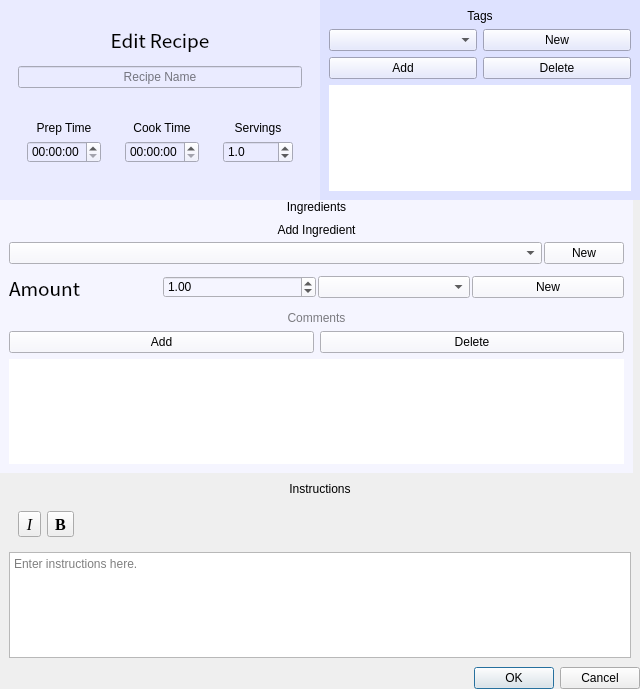
Above: gui/newrecipedialog.ui from andrewlalis/RecipeDB before the change. Below: the same form after it.
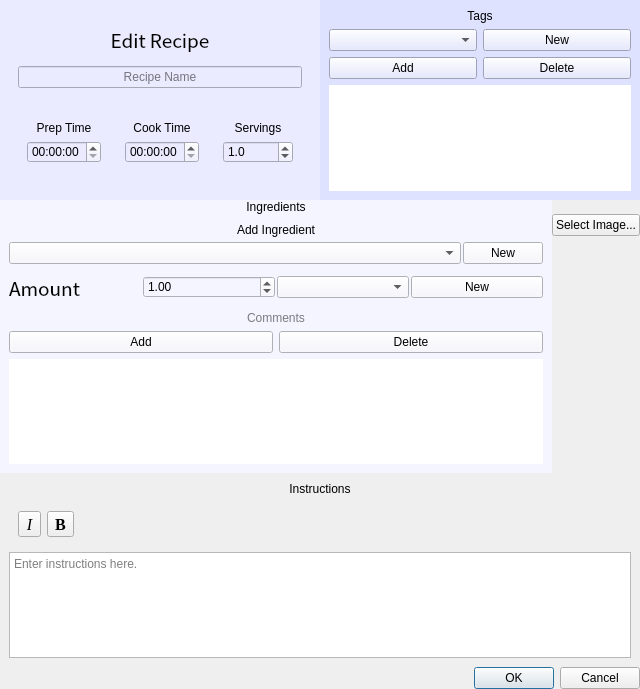
That is the form after the change. Icons and pictures are not drawn.

Commit message: Added support for custom images.

Patch:
```diff
--- a/gui/newrecipedialog.ui
+++ b/gui/newrecipedialog.ui
@@ -630,6 +630,12 @@
             </property>
             <item>
              <widget class="QLabel" name="imageDisplayLabel">
+              <property name="maximumSize">
+               <size>
+                <width>500</width>
+                <height>500</height>
+               </size>
+              </property>
               <property name="text">
                <string/>
               </property>
@@ -641,6 +647,13 @@
               </property>
              </widget>
             </item>
+            <item>
+             <widget class="QPushButton" name="selectImageButton">
+              <property name="text">
+               <string>Select Image...</string>
+              </property>
+             </widget>
+            </item>
            </layout>
           </widget>
          </item>
```
Left out of the diff: 7 changed lines with no effect on the pictures. The commit also changes 4 other files.
